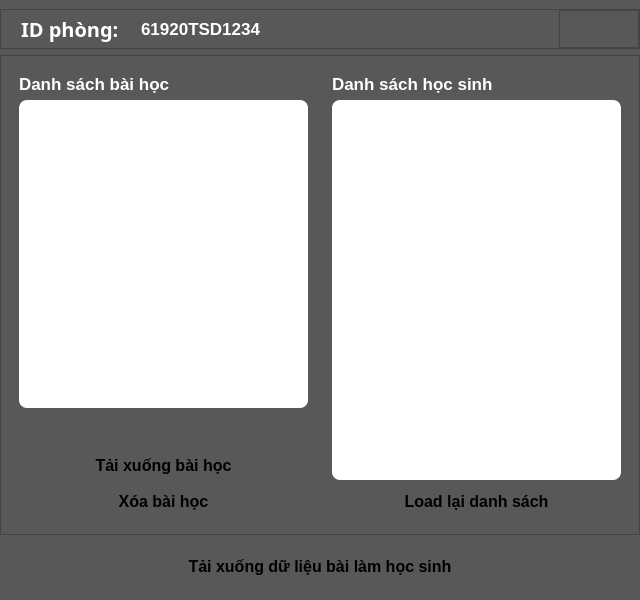
First picture: the form in UI_Files/Room.ui, repository hoangm960/Astraea, before the edit.
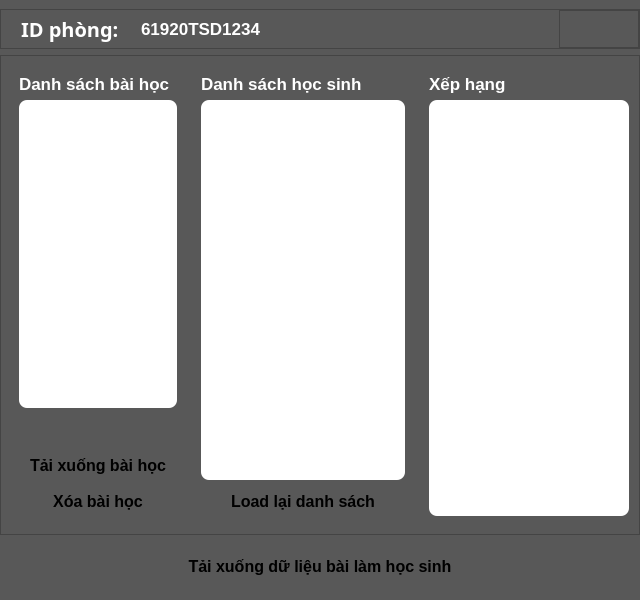
Second picture: the form after the edit. Icons and pictures are not drawn.

Diff of the .ui file:
```diff
--- a/UI_Files/Room.ui
+++ b/UI_Files/Room.ui
@@ -642,6 +642,122 @@
          </layout>
         </widget>
        </item>
+       <item row="0" column="2">
+        <widget class="QFrame" name="lesson_list_frame_2">
+         <property name="minimumSize">
+          <size>
+           <width>210</width>
+           <height>0</height>
+          </size>
+         </property>
+         <property name="maximumSize">
+          <size>
+           <width>210</width>
+           <height>16777215</height>
+          </size>
+         </property>
+         <property name="styleSheet">
+          <string notr="true">border-radius: 8px;</string>
+         </property>
+         <property name="frameShape">
+          <enum>QFrame::StyledPanel</enum>
+         </property>
+         <property name="frameShadow">
+          <enum>QFrame::Raised</enum>
+         </property>
+         <layout class="QGridLayout" name="gridLayout_4">
+          <item row="1" column="0">
+           <widget class="QListWidget" name="Achievements_list">
+            <property name="minimumSize">
+             <size>
+              <width>200</width>
+              <height>0</height>
+             </size>
+            </property>
+            <property name="maximumSize">
+             <size>
+              <width>200</width>
+              <height>16777215</height>
+             </size>
+            </property>
+            <property name="font">
+             <font>
+              <family>iCiel Effra</family>
+              <pointsize>14</pointsize>
+              <weight>75</weight>
+              <bold>true</bold>
+             </font>
+            </property>
+            <property name="styleSheet">
+             <string notr="true">QListWidget {
+	padding: 10px;
+	background-color: rgb(255, 255, 255);
+}
+
+QListWidget::item {
+	border-radius: 5px;
+	margin: 0px 0px 10px 0px;	
+	background-color: rgb(193, 193, 193);
+}
+
+QLineEdit {
+	color: rgb(0,0,0);
+	background-color: transparent;
+}
+
+QLabel {
+	color: rgb(0,0,0);
+	background-color: transparent;
+}
+
+QScrollBar{
+	background : rgb(255, 255, 255);	
+}
+
+QScrollBar::handle{
+	background : rgb(158, 158, 158);
+	border-radius: 5px;
+	margin: 3px 3px 3px 3px;
+}
+
+QScrollBar::handle::pressed{
+	background : rgb(85, 85, 85);
+}
+
+QScrollBar::add-line {
+	height: 0px;
+}
+
+QScrollBar::sub-line {
+	height: 0px;
+}
+
+QScrollBar::add-page, QScrollBar::sub-page {
+	height: 0px;
+}</string>
+            </property>
+           </widget>
+          </item>
+          <item row="0" column="0">
+           <widget class="QLabel" name="Achievements">
+            <property name="font">
+             <font>
+              <pointsize>13</pointsize>
+              <weight>75</weight>
+              <bold>true</bold>
+             </font>
+            </property>
+            <property name="styleSheet">
+             <string notr="true">color: rgb(255,255,255);</string>
+            </property>
+            <property name="text">
+             <string>Xếp hạng</string>
+            </property>
+           </widget>
+          </item>
+         </layout>
+        </widget>
+       </item>
       </layout>
      </widget>
     </item>
```
Left out of the diff: 2 changed lines with no effect on the pictures.
